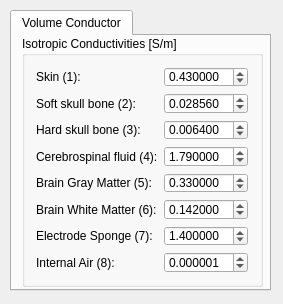
Before: the Qt Designer form src/Interface/Modules/BrainStimulator/SetConductivitiesToTetMeshDialog.ui in SCIInstitute/SCIRun, drawn with Qt 5.
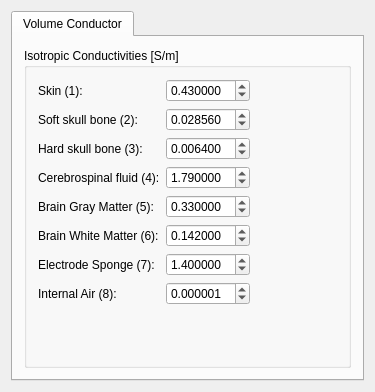
After: the same form once the commit is applied.

```diff
--- a/src/Interface/Modules/BrainStimulator/SetConductivitiesToTetMeshDialog.ui
+++ b/src/Interface/Modules/BrainStimulator/SetConductivitiesToTetMeshDialog.ui
@@ -6,28 +6,22 @@
    <rect>
     <x>0</x>
     <y>0</y>
-    <width>283</width>
-    <height>304</height>
+    <width>375</width>
+    <height>392</height>
    </rect>
   </property>
   <property name="minimumSize">
    <size>
-    <width>283</width>
-    <height>300</height>
+    <width>375</width>
+    <height>392</height>
    </size>
   </property>
   <property name="windowTitle">
    <string>SetConductivitiesToTetMeshDialog</string>
   </property>
+  <layout class="QGridLayout" name="gridLayout">
+   <item row="0" column="0">
   <widget class="QTabWidget" name="tabWidget">
-   <property name="geometry">
-    <rect>
-     <x>10</x>
-     <y>10</y>
-     <width>261</width>
-     <height>281</height>
-    </rect>
-   </property>
    <property name="currentIndex">
     <number>0</number>
    </property>
@@ -35,26 +29,9 @@
     <attribute name="title">
      <string>Volume Conductor</string>
     </attribute>
-    <widget class="QWidget" name="verticalLayoutWidget">
-     <property name="geometry">
-      <rect>
-       <x>10</x>
-       <y>0</y>
-       <width>2</width>
-       <height>2</height>
-      </rect>
-     </property>
-     <layout class="QVBoxLayout" name="verticalLayout"/>
-    </widget>
+      <layout class="QGridLayout" name="gridLayout_2">
+       <item row="0" column="0">
     <widget class="QGroupBox" name="groupBox">
-     <property name="geometry">
-      <rect>
-       <x>10</x>
-       <y>0</y>
-       <width>241</width>
-       <height>251</height>
-      </rect>
-     </property>
      <property name="title">
       <string>Isotropic Conductivities [S/m]</string>
      </property>
@@ -200,8 +177,23 @@
       </item>
      </layout>
     </widget>
-   </widget>
-  </widget>
+       </item>
+      </layout>
+      <widget class="QWidget" name="verticalLayoutWidget">
+       <property name="geometry">
+        <rect>
+         <x>10</x>
+         <y>0</y>
+         <width>2</width>
+         <height>2</height>
+        </rect>
+       </property>
+       <layout class="QVBoxLayout" name="verticalLayout"/>
+      </widget>
+     </widget>
+    </widget>
+   </item>
+  </layout>
  </widget>
  <layoutdefault spacing="6" margin="11"/>
  <resources/>
```
Lines whose indentation alone changed are shown as unchanged.
